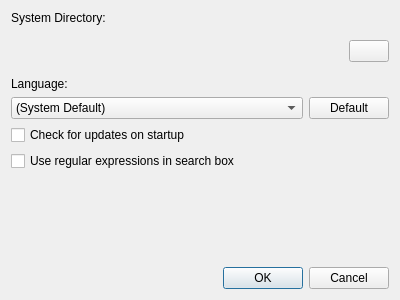
Qt form src/qt/qt_vmmanager_preferences.ui (86Box/86Box) before a commit.
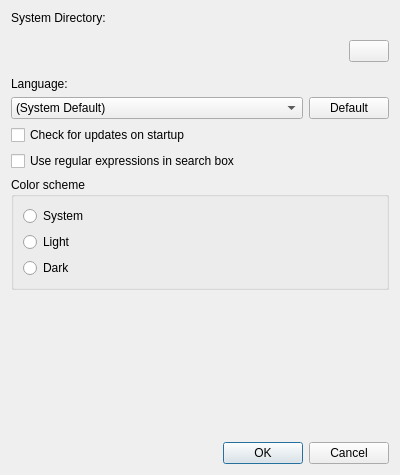
The same form after that commit.

Commit message: Reflect language and color scheme changes in global config in manager and all its VMs

```diff
--- a/src/qt/qt_vmmanager_preferences.ui
+++ b/src/qt/qt_vmmanager_preferences.ui
@@ -7,7 +7,7 @@
     <x>0</x>
     <y>0</y>
     <width>400</width>
-    <height>300</height>
+    <height>475</height>
    </rect>
   </property>
   <property name="windowTitle">
@@ -103,6 +103,36 @@
      </property>
     </widget>
    </item>
+   <item>
+    <widget class="QGroupBox" name="groupBoxColorScheme">
+     <property name="title">
+      <string>Color scheme</string>
+     </property>
+     <layout class="QVBoxLayout" name="verticalLayout_2">
+      <item>
+       <widget class="QRadioButton" name="radioButtonSystem">
+        <property name="text">
+         <string>System</string>
+        </property>
+       </widget>
+      </item>
+      <item>
+       <widget class="QRadioButton" name="radioButtonLight">
+        <property name="text">
+         <string>Light</string>
+        </property>
+       </widget>
+      </item>
+      <item>
+       <widget class="QRadioButton" name="radioButtonDark">
+        <property name="text">
+         <string>Dark</string>
+        </property>
+       </widget>
+      </item>
+     </layout>
+    </widget>
+   </item>
    <item>
     <spacer name="verticalSpacer">
      <property name="orientation">
```
Left out of the diff: 6 changed lines with no effect on the pictures. The commit also changes 21 other files.
